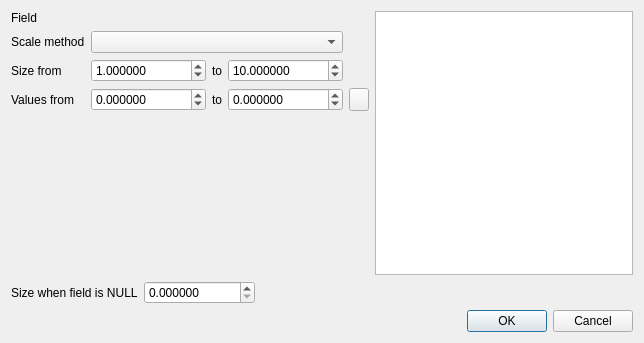
Before: the Qt Designer form src/ui/symbollayer/widget_size_scale.ui in qgis/QGIS, drawn with Qt 5.
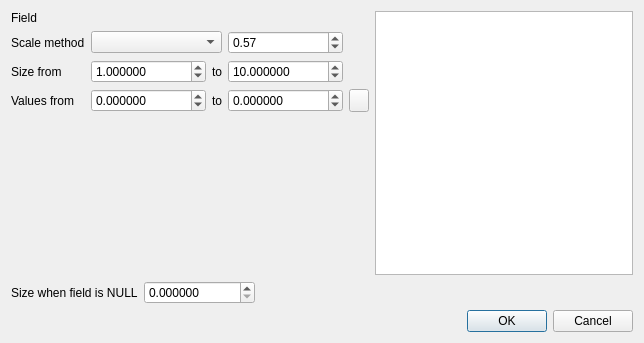
After: the same form once the commit is applied. Custom widgets are drawn as their Qt base class.

Commit message: [FEATURE] assistant for varying line width The qgssizescalewidget as been modified to handle line symbols as well as markers. The scale expression has been enhanced to support general exponentials (i.e. eponents different from Flanery .57 and Area .5a) The assistant as been modified to disply the exponent when Exponential scaling is required.

```diff
--- a/src/ui/symbollayer/widget_size_scale.ui
+++ b/src/ui/symbollayer/widget_size_scale.ui
@@ -30,14 +30,14 @@
        </property>
       </widget>
      </item>
-     <item row="2" column="0">
+     <item row="3" column="0">
       <widget class="QLabel" name="label_5">
        <property name="text">
         <string>Size from</string>
        </property>
       </widget>
      </item>
-     <item row="2" column="1">
+     <item row="3" column="1">
       <widget class="QgsDoubleSpinBox" name="minSizeSpinBox">
        <property name="decimals">
         <number>6</number>
@@ -53,14 +53,14 @@
        </property>
       </widget>
      </item>
-     <item row="2" column="2">
+     <item row="3" column="2">
       <widget class="QLabel" name="label_6">
        <property name="text">
         <string>to</string>
        </property>
       </widget>
      </item>
-     <item row="2" column="3">
+     <item row="3" column="3">
       <widget class="QgsDoubleSpinBox" name="maxSizeSpinBox">
        <property name="decimals">
         <number>6</number>
@@ -73,14 +73,14 @@
        </property>
       </widget>
      </item>
-     <item row="3" column="0">
+     <item row="4" column="0">
       <widget class="QLabel" name="label_3">
        <property name="text">
         <string>Values from</string>
        </property>
       </widget>
      </item>
-     <item row="3" column="1">
+     <item row="4" column="1">
       <widget class="QgsDoubleSpinBox" name="minValueSpinBox">
        <property name="decimals">
         <number>6</number>
@@ -93,14 +93,14 @@
        </property>
       </widget>
      </item>
-     <item row="3" column="2">
+     <item row="4" column="2">
       <widget class="QLabel" name="label_4">
        <property name="text">
         <string>to</string>
        </property>
       </widget>
      </item>
-     <item row="3" column="3">
+     <item row="4" column="3">
       <widget class="QgsDoubleSpinBox" name="maxValueSpinBox">
        <property name="decimals">
         <number>6</number>
@@ -113,7 +113,7 @@
        </property>
       </widget>
      </item>
-     <item row="3" column="4">
+     <item row="4" column="4">
       <widget class="QToolButton" name="computeValuesButton">
        <property name="maximumSize">
         <size>
@@ -142,9 +142,19 @@
        </property>
       </widget>
      </item>
-     <item row="1" column="1" colspan="3">
+     <item row="1" column="1" colspan="2">
       <widget class="QComboBox" name="scaleMethodComboBox"/>
      </item>
+     <item row="1" column="3">
+      <widget class="QgsDoubleSpinBox" name="exponentSpinBox">
+       <property name="minimum">
+        <double>0.000000000000000</double>
+       </property>
+       <property name="value">
+        <double>0.570000000000000</double>
+       </property>
+      </widget>
+     </item>
     </layout>
    </item>
    <item row="1" column="1">
```
The commit also changes 12 other files.
